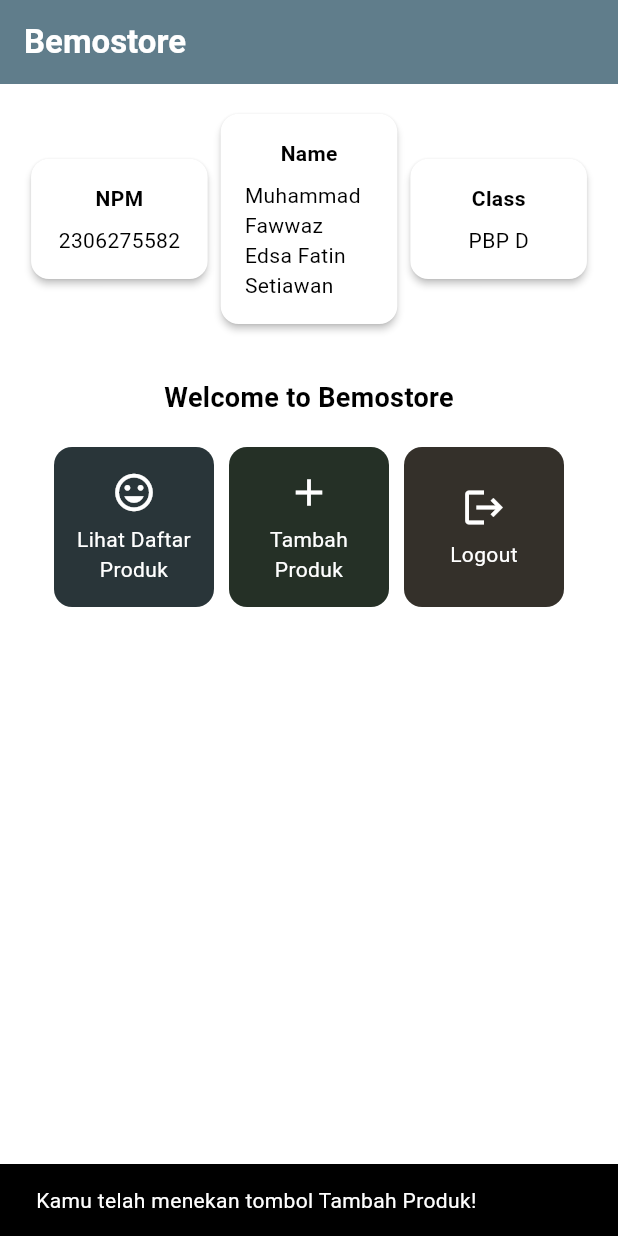
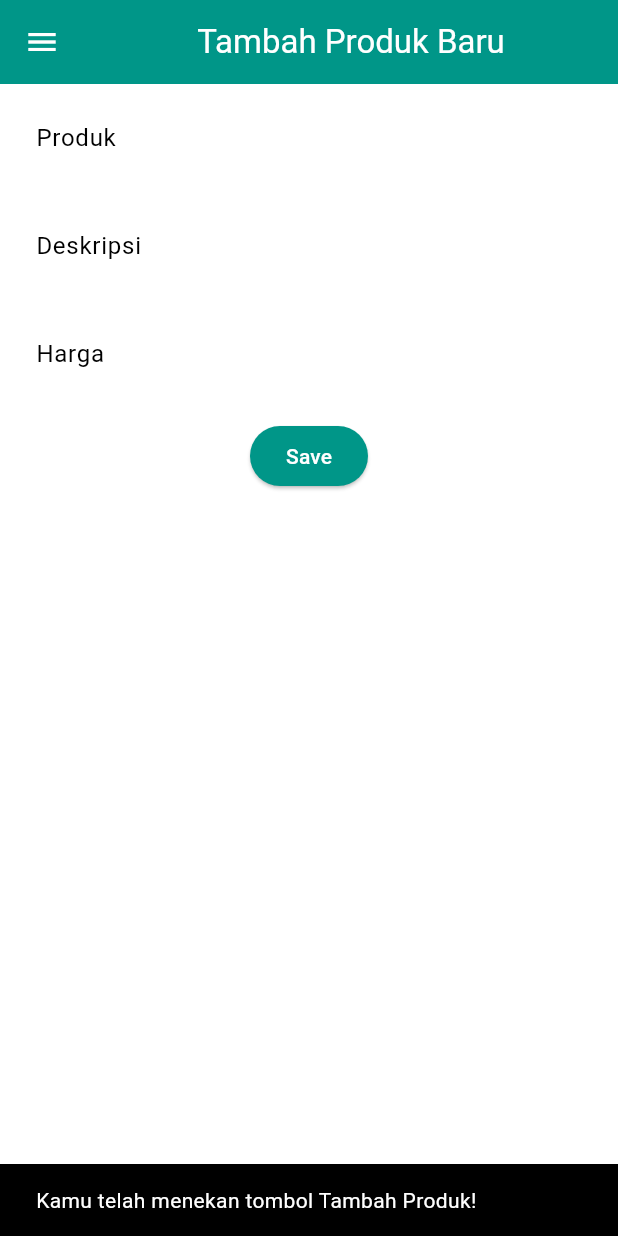
Before and after one commit to bemosumo/bemostore-mobile, a Flutter app: the screen it shows after launch, after a tap on "Tambah Produk", on a phone screen of 412 x 824 dp. Run offline on Flutter 3.47's test engine with Material 3 defaults, Android fonts, the light colour scheme and no system bars.

Commit message:
menyelesaikan tugas 8

```diff
--- a/lib/main.dart
+++ b/lib/main.dart
@@ -1,5 +1,5 @@
 import 'package:flutter/material.dart';
-import 'package:bemostore_app/menu.dart';
+import 'package:bemostore_app/screens/menu.dart';
 
 void main() {
   runApp(const MyApp());
@@ -30,8 +30,8 @@
         // This works for code too, not just values: Most code changes can be
         // tested with just a hot reload.
         colorScheme: ColorScheme.fromSwatch(
-              primarySwatch: Colors.blueGrey,
-        ).copyWith(secondary: Colors.blueGrey[900]),
+              primarySwatch: Colors.teal,
+        ).copyWith(secondary: Colors.grey[900]),
       ),
       home: MyHomePage(),
     );
--- a/lib/menu.dart
+++ b/lib/screens/menu.dart
@@ -1,4 +1,6 @@
 import 'package:flutter/material.dart';
+import 'package:bemostore_app/widgets/product_card.dart';
+import 'package:bemostore_app/widgets/left_drawer.dart';
 
 
 class MyHomePage extends StatelessWidget {
@@ -7,9 +9,9 @@
     final String name = 'Muhammad Fawwaz Edsa Fatin Setiawan '; // Nama
     final String className = 'PBP D'; // Kelas
     final List<ItemHomepage> items = [
-    ItemHomepage("Lihat Daftar Produk", Icons.mood, const Color.fromARGB(255, 41, 53, 57)!),
-    ItemHomepage("Tambah Produk", Icons.add, const Color.fromARGB(255, 37, 48, 38)),
-    ItemHomepage("Logout", Icons.logout, const Color.fromARGB(255, 52, 48, 42)),
+    ItemHomepage("Lihat Daftar Produk", Icons.list_alt_rounded, const Color.fromARGB(255, 67, 91, 100)!),
+    ItemHomepage("Tambah Produk", Icons.add_shopping_cart, const Color.fromARGB(255, 66, 101, 69)),
+    ItemHomepage("Logout", Icons.logout, const Color.fromARGB(255, 102, 88, 65)),
     ];
 
   @override
@@ -27,7 +29,10 @@
         ),
         // Warna latar belakang AppBar diambil dari skema warna tema aplikasi.
         backgroundColor: Theme.of(context).colorScheme.primary,
+        iconTheme: const IconThemeData(color: Colors.white),
       ),
+      // Masukkan drawer sebagai parameter nilai drawer dari widget Scaffold
+      drawer: const LeftDrawer(),
       // Body halaman dengan padding di sekelilingnya.
       body: Padding(
         padding: const EdgeInsets.all(16.0),
@@ -123,65 +128,3 @@
     );
   }
 }
-
-class ItemHomepage {
-     final String name;
-     final IconData icon;
-     final Color color;
-
-     ItemHomepage(this.name, this.icon, this.color);
- }
-
-class ItemCard extends StatelessWidget {
-  // Menampilkan kartu dengan ikon dan nama.
-
-  final ItemHomepage item;
-
-  const ItemCard(this.item, {super.key});
-
-  @override
-  Widget build(BuildContext context) {
-    return Material(
-      // Menentukan warna latar belakang dari tema aplikasi.
-      color: item.color,
-      // Membuat sudut kartu melengkung.
-      borderRadius: BorderRadius.circular(12),
-
-      child: InkWell(
-        // Aksi ketika kartu ditekan.
-        onTap: () {
-          // Menampilkan pesan SnackBar saat kartu ditekan.
-          ScaffoldMessenger.of(context)
-            ..hideCurrentSnackBar()
-            ..showSnackBar(
-              SnackBar(content: Text("Kamu telah menekan tombol ${item.name}!"))
-            );
-        },
-        // Container untuk menyimpan Icon dan Text
-        child: Container(
-          padding: const EdgeInsets.all(8),
-          child: Center(
-            child: Column(
-              // Menyusun ikon dan teks di tengah kartu.
-              mainAxisAlignment: MainAxisAlignment.center,
-              children: [
-                Icon(
-                  item.icon,
-                  color: Colors.white,
-                  size: 30.0,
-                ),
-                const Padding(padding: EdgeInsets.all(3)),
-                Text(
-                  item.name,
-                  textAlign: TextAlign.center,
-                  style: const TextStyle(color: Colors.white),
-                ),
-              ],
-            ),
-          ),
-        ),
-      ),
-    );
-  }
-
-}
--- /dev/null
+++ b/lib/screens/productentry_form.dart
@@ -0,0 +1,162 @@
+
+import 'package:flutter/material.dart';
+import 'package:bemostore_app/widgets/left_drawer.dart';
+
+class ProductEntryFormPage extends StatefulWidget {
+  const ProductEntryFormPage({super.key});
+
+  @override
+  State<ProductEntryFormPage> createState() => _ProductEntryFormPageState();
+}
+
+class _ProductEntryFormPageState extends State<ProductEntryFormPage> {
+  final _formKey = GlobalKey<FormState>();
+  String _product = "";
+  String _deskripsi = "";
+  int _harga = 0;
+
+  @override
+  Widget build(BuildContext context) {
+    return Scaffold(
+      appBar: AppBar(
+        title: const Center(
+          child: Text(
+            'Tambah Produk Baru',
+          ),
+        ),
+        backgroundColor: Theme.of(context).colorScheme.primary,
+        foregroundColor: Colors.white,
+      ),
+      drawer: const LeftDrawer(), // Add the drawer here
+      body: Form(
+        key: _formKey,
+        child: SingleChildScrollView(
+          child: Column(
+            crossAxisAlignment: CrossAxisAlignment.start,
+            children: [
+              Padding(
+                padding: const EdgeInsets.all(8.0),
+                child: TextFormField(
+                  decoration: InputDecoration(
+                    hintText: "Produk",
+                    labelText: "Produk",
+                    border: OutlineInputBorder(
+                      borderRadius: BorderRadius.circular(5.0),
+                    ),
+                  ),
+                  onChanged: (String? value) {
+                    setState(() {
+                      _product = value!;
+                    });
+                  },
+                  validator: (String? value) {
+                    if (value == null || value.isEmpty) {
+                      return "Produk tidak boleh kosong!";
+                    }
+                    return null;
+                  },
+                ),
+              ),
+              Padding(
+                padding: const EdgeInsets.all(8.0),
+                child: TextFormField(
+                  decoration: InputDecoration(
+                    hintText: "Deskripsi",
+                    labelText: "Deskripsi",
+                    border: OutlineInputBorder(
+                      borderRadius: BorderRadius.circular(5.0),
+                    ),
+                  ),
+                  onChanged: (String? value) {
+                    setState(() {
+                      _deskripsi = value!;
+                    });
+                  },
+                  validator: (String? value) {
+                    if (value == null || value.isEmpty) {
+                      return "Deskripsi tidak boleh kosong!";
+                    }
+                    return null;
+                  },
+                ),
+              ),
+              Padding(
+                padding: const EdgeInsets.all(8.0),
+                child: TextFormField(
+                  decoration: InputDecoration(
+                    hintText: "Harga",
+                    labelText: "Harga",
+                    border: OutlineInputBorder(
+                      borderRadius: BorderRadius.circular(5.0),
+                    ),
+                  ),
+                  onChanged: (String? value) {
+                    setState(() {
+                      _harga = int.tryParse(value!) ?? 0;
+                    });
+                  },
+                  validator: (String? value) {
+                    if (value == null || value.isEmpty) {
+                      return "Harga tidak boleh kosong!";
+                    }
+                    if (int.tryParse(value) == null) {
+                      return "Harga harus berupa angka!";
+                    }
+                    return null;
+                  },
+                ),
+              ),
+              Align(
+                alignment: Alignment.bottomCenter,
+                child: Padding(
+                  padding: const EdgeInsets.all(8.0),
+                 child: ElevatedButton(
+                    style: ButtonStyle(
+                      backgroundColor: WidgetStateProperty.all(
+                          Theme.of(context).colorScheme.primary),
+                    ),
+                    onPressed: () {
+                      if (_formKey.currentState!.validate()) {
+                        showDialog(
+                          context: context,
+                          builder: (context) {
+                            return AlertDialog(
+                              title: const Text('Produk berhasil tersimpan'),
+                              content: SingleChildScrollView(
+                                child: Column(
+                                  crossAxisAlignment: CrossAxisAlignment.start,
+                                  children: [
+                                    Text('Product: $_product'),
+                                    Text('Deskripsi: $_deskripsi'),
+                                    Text('Harga: $_harga'),
+                                  ],
+                                ),
+                              ),
+                              actions: [
+                                TextButton(
+                                  child: const Text('OK'),
+                                  onPressed: () {
+                                    Navigator.pop(context);
+                                    _formKey.currentState!.reset();
+                                  },
+                                ),
+                              ],
+                            );
+                          },
+                        );
+                      }
+                    },
+                    child: const Text(
+                      "Save",
+                      style: TextStyle(color: Colors.white),
+                    ),
+                  ),
+                ),
+              ),
+            ],
+          ),
+        ),
+      ),
+    );
+  }
+}
--- /dev/null
+++ b/lib/widgets/left_drawer.dart
@@ -0,0 +1,71 @@
+import 'package:flutter/material.dart';
+import 'package:bemostore_app/screens/menu.dart';
+import 'package:bemostore_app/screens/productentry_form.dart';
+
+class LeftDrawer extends StatelessWidget {
+  const LeftDrawer({super.key});
+
+  @override
+  Widget build(BuildContext context) {
+    return Drawer(
+      child: ListView(
+        children: [
+          DrawerHeader(
+            decoration: BoxDecoration(
+              color: Theme.of(context).colorScheme.primary,
+            ),
+            child: const Column(
+              children: [
+                Text(
+                  'bemostore',
+                  textAlign: TextAlign.center,
+                  style: TextStyle(
+                    fontSize: 24,
+                    fontWeight: FontWeight.bold,
+                    color: Colors.white,
+                  ),
+                ),
+                Padding(padding: EdgeInsets.all(8)),
+                Text(
+                  "Ayo topup kebutuhan Azur Lane mu di bemostore!",
+                  textAlign: TextAlign.center,
+                  style: TextStyle(
+                    fontSize: 15,
+                    color: Colors.white,
+                    fontWeight: FontWeight.normal,
+                  ),
+                ),
+              ],
+            ),
+          ),
+          ListTile(
+            leading: const Icon(Icons.home_outlined),
+            title: const Text('Halaman Utama'),
+            // Bagian redirection ke MyHomePage
+            onTap: () {
+              Navigator.pushReplacement(
+                context,
+                MaterialPageRoute(
+                  builder: (context) => MyHomePage(),
+                ),
+              );
+            },
+          ),
+          ListTile(
+            leading: const Icon(Icons.add_shopping_cart_outlined),
+            title: const Text('Tambah Produk'),
+            // Bagian redirection ke ProductEntryFormPage
+            onTap: () {
+              Navigator.pushReplacement(
+                context,
+                MaterialPageRoute(
+                  builder: (context) => const ProductEntryFormPage(),
+                ),
+              );
+            },
+          ),
+        ],
+      ),
+    );
+  }
+}
--- /dev/null
+++ b/lib/widgets/product_card.dart
@@ -0,0 +1,69 @@
+import 'package:flutter/material.dart';
+import 'package:bemostore_app/screens/productentry_form.dart';
+
+class ItemHomepage {
+     final String name;
+     final IconData icon;
+     final Color color;
+
+     ItemHomepage(this.name, this.icon, this.color);
+ }
+
+class ItemCard extends StatelessWidget {
+  // Menampilkan kartu dengan ikon dan nama.
+
+  final ItemHomepage item;
+
+  const ItemCard(this.item, {super.key});
+
+  @override
+  Widget build(BuildContext context) {
+    return Material(
+      // Menentukan warna latar belakang dari tema aplikasi.
+      color: item.color,
+      // Membuat sudut kartu melengkung.
+      borderRadius: BorderRadius.circular(12),
+
+      child: InkWell(
+        // Aksi ketika kartu ditekan.
+        onTap: () {
+          // Menampilkan pesan SnackBar saat kartu ditekan.
+          ScaffoldMessenger.of(context)
+            ..hideCurrentSnackBar()
+            ..showSnackBar(
+              SnackBar(content: Text("Kamu telah menekan tombol ${item.name}!"))
+            );
+            // Navigate ke route yang sesuai (tergantung jenis tombol)
+            if (item.name == "Tambah Produk") {
+              Navigator.push(context,
+              MaterialPageRoute(builder: (context) => const ProductEntryFormPage()));
+            }
+        },
+        // Container untuk menyimpan Icon dan Text
+        child: Container(
+          padding: const EdgeInsets.all(8),
+          child: Center(
+            child: Column(
+              // Menyusun ikon dan teks di tengah kartu.
+              mainAxisAlignment: MainAxisAlignment.center,
+              children: [
+                Icon(
+                  item.icon,
+                  color: Colors.white,
+                  size: 30.0,
+                ),
+                const Padding(padding: EdgeInsets.all(3)),
+                Text(
+                  item.name,
+                  textAlign: TextAlign.center,
+                  style: const TextStyle(color: Colors.white),
+                ),
+              ],
+            ),
+          ),
+        ),
+      ),
+    );
+  }
+
+}
```
